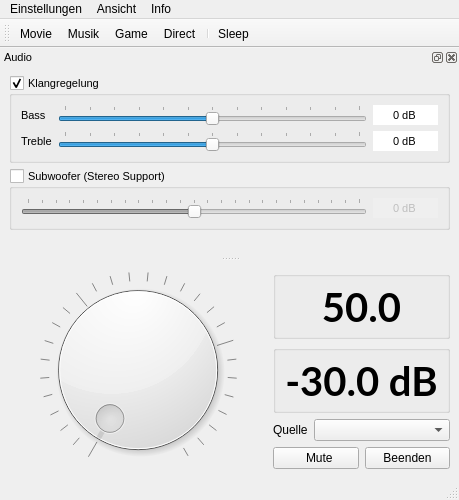
Above: denome2/ui_main.ui from benruth/openware before the change. Below: the same form after it.
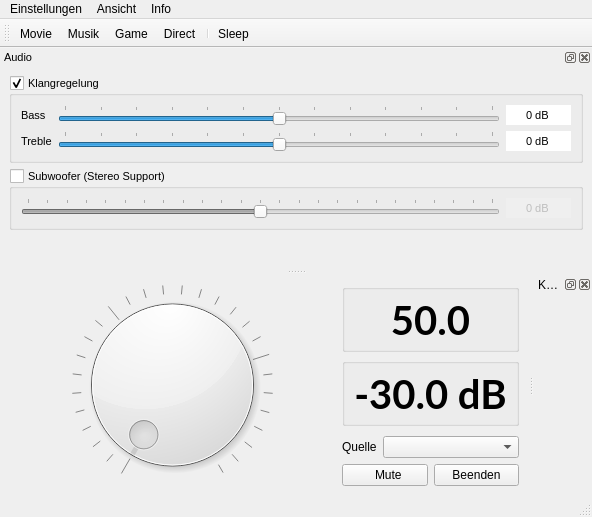
That is the form after the change. Icons and pictures are not drawn.

Commit message:
Channel-Changes are registered and the user is able to change the individual Channel-Volumes (-12dB - +12dB)
dynamic slider-configuration for every channel

The edit to the form file:
```diff
--- a/denome2/ui_main.ui
+++ b/denome2/ui_main.ui
@@ -6,8 +6,8 @@
    <rect>
     <x>0</x>
     <y>0</y>
-    <width>459</width>
-    <height>500</height>
+    <width>592</width>
+    <height>517</height>
    </rect>
   </property>
   <property name="minimumSize">
@@ -207,7 +207,7 @@
     <rect>
      <x>0</x>
      <y>0</y>
-     <width>459</width>
+     <width>592</width>
      <height>21</height>
     </rect>
    </property>
@@ -535,6 +535,15 @@
    <addaction name="separator"/>
    <addaction name="actionSleep"/>
   </widget>
+  <widget class="QDockWidget" name="dwChannel">
+   <property name="windowTitle">
+    <string>Kanäle</string>
+   </property>
+   <attribute name="dockWidgetArea">
+    <number>2</number>
+   </attribute>
+   <widget class="QWidget" name="dwChannelContents"/>
+  </widget>
   <action name="actionVerbindung">
    <property name="text">
     <string>Verbindung</string>
```
The commit also changes 9 other files.
